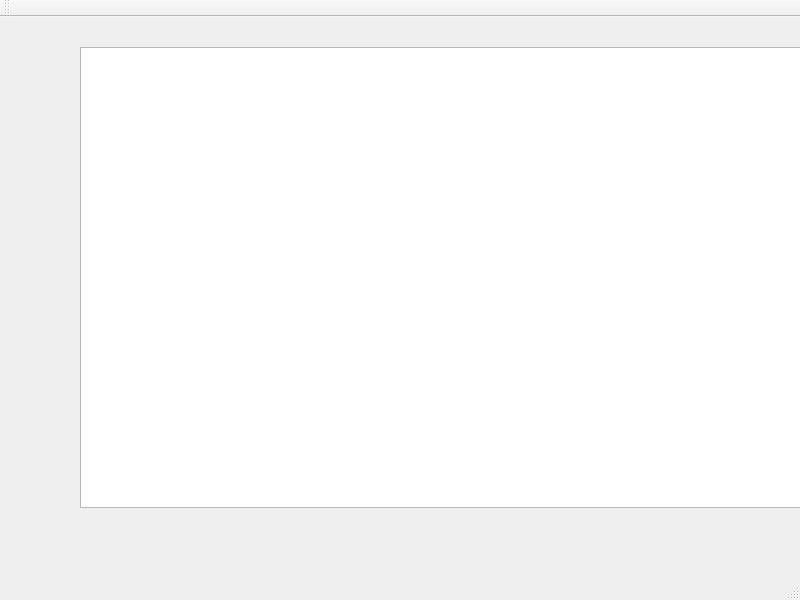
EMOAIRX/Pacman-QT, file pacman/mainwindow.ui: the form before one commit.
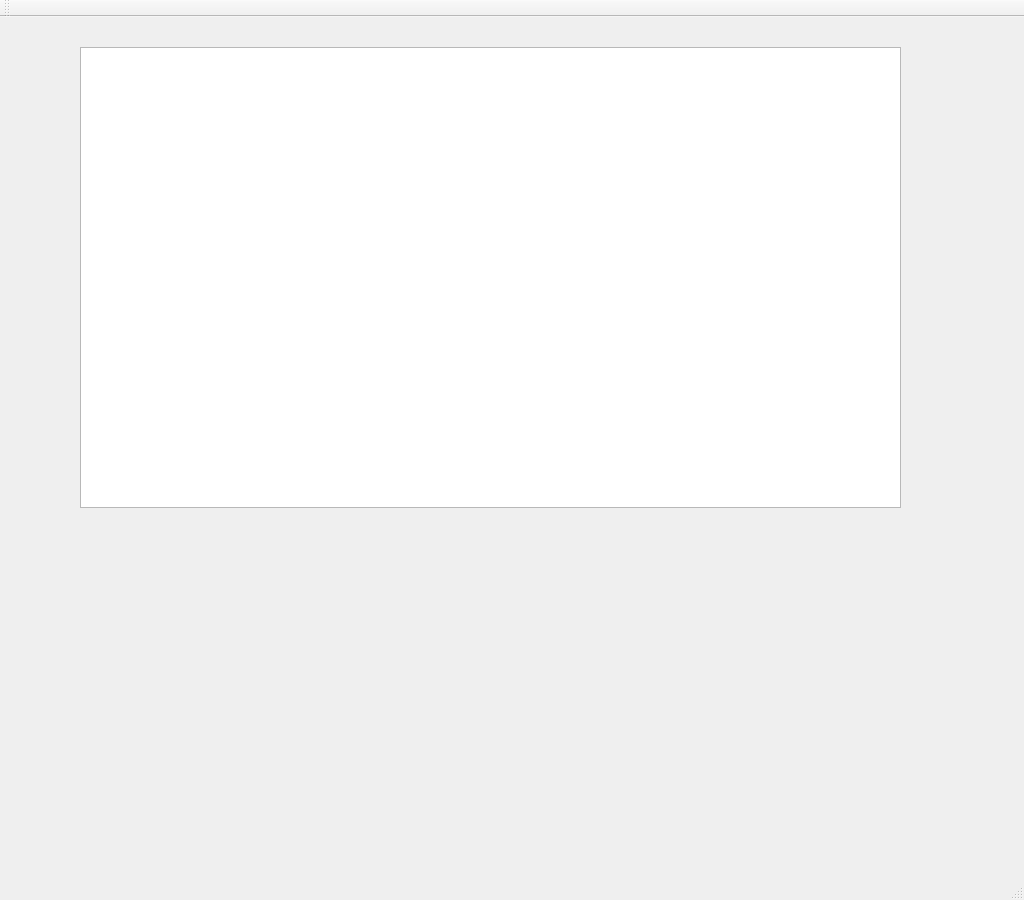
The form after the commit.

What changed in the file:
```diff
--- a/pacman/mainwindow.ui
+++ b/pacman/mainwindow.ui
@@ -9,20 +9,20 @@
    <rect>
     <x>0</x>
     <y>0</y>
-    <width>800</width>
-    <height>600</height>
+    <width>1024</width>
+    <height>900</height>
    </rect>
   </property>
   <property name="minimumSize">
    <size>
-    <width>800</width>
-    <height>600</height>
+    <width>1024</width>
+    <height>768</height>
    </size>
   </property>
   <property name="maximumSize">
    <size>
-    <width>800</width>
-    <height>600</height>
+    <width>1024</width>
+    <height>900</height>
    </size>
   </property>
   <property name="windowTitle">
@@ -56,6 +56,12 @@
       <height>461</height>
      </rect>
     </property>
+    <property name="maximumSize">
+     <size>
+      <width>16777213</width>
+      <height>16777213</height>
+     </size>
+    </property>
    </widget>
   </widget>
   <widget class="QToolBar" name="mainToolBar">
```
